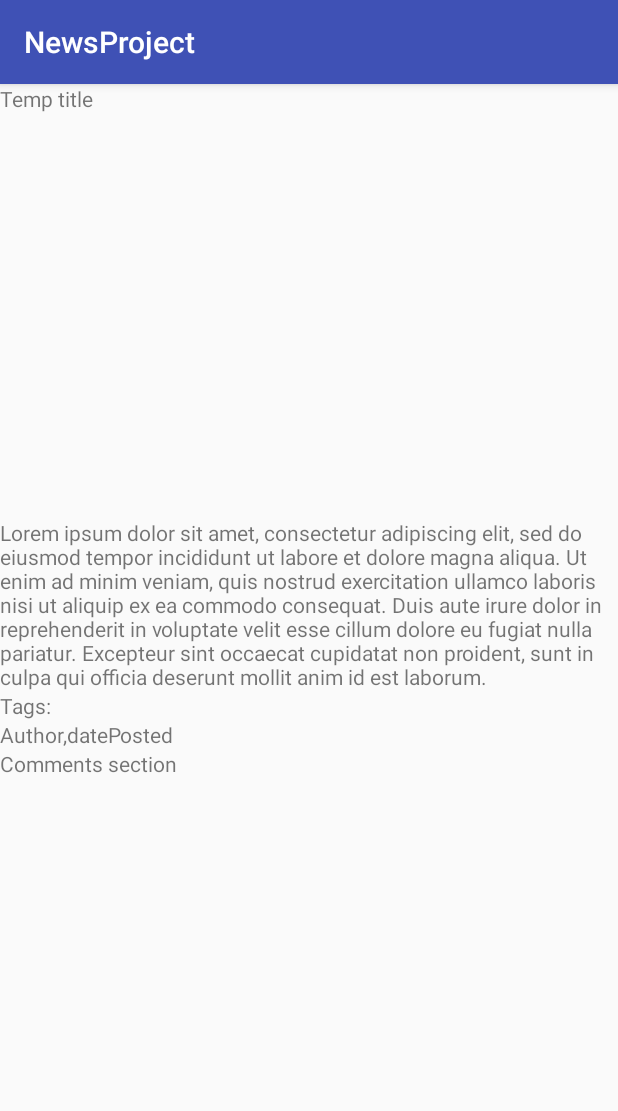
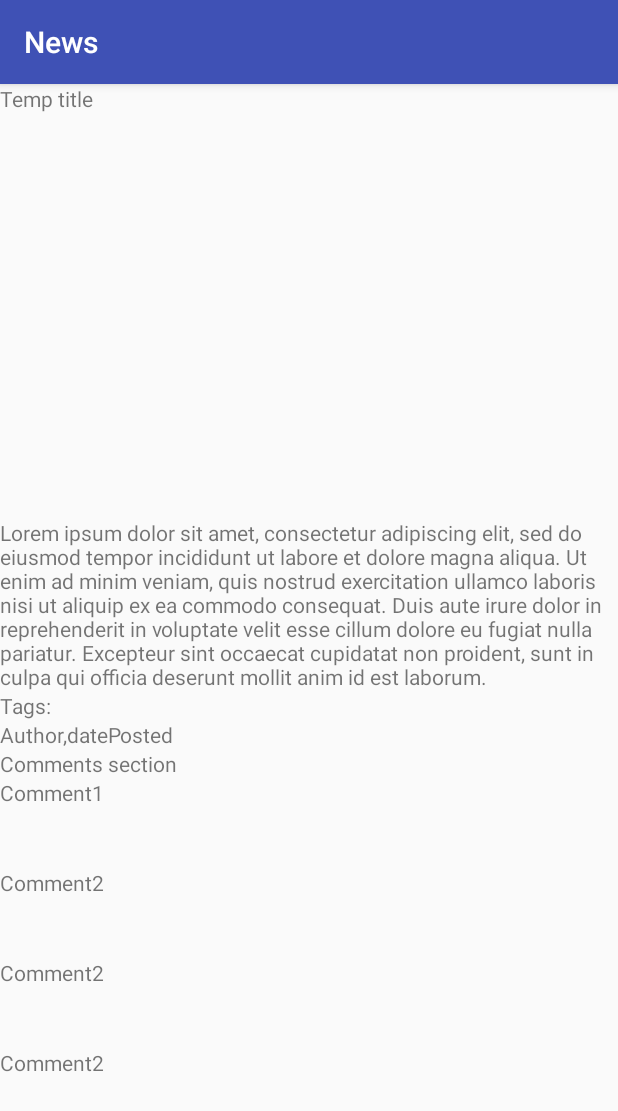
Before and after one commit to milospavicic/NewsProject, an Android app: the ReadPostActivity screen opened directly, with no data from a screen before it, on a phone screen of 412 x 824 dp. Shown: the top 1111 px of the screen. Run offline under Robolectric (Android 15) with nearby library versions, the phone set to English and light mode, and no system bars.

Commit message:
Preferences.xml and small changes on layouts

```diff
--- a/app/src/main/java/com/example/korisnik/newsproject/SettingsActivity.java
+++ b/app/src/main/java/com/example/korisnik/newsproject/SettingsActivity.java
@@ -1,13 +1,14 @@
 package com.example.korisnik.newsproject;
 
+import android.preference.PreferenceActivity;
 import android.support.v7.app.AppCompatActivity;
 import android.os.Bundle;
 
-public class SettingsActivity extends AppCompatActivity {
+public class SettingsActivity extends PreferenceActivity {
 
     @Override
     protected void onCreate(Bundle savedInstanceState) {
         super.onCreate(savedInstanceState);
-        setContentView(R.layout.activity_settings);
+        addPreferencesFromResource(R.xml.preferences);
     }
 }
--- a/app/src/main/res/layout/activity_create_post.xml
+++ b/app/src/main/res/layout/activity_create_post.xml
@@ -12,20 +12,20 @@
         android:id="@+id/titleET"
         android:layout_width="match_parent"
         android:layout_height="wrap_content"
-        android:text="Title"/>
+        android:hint="Title"/>
 
 
     <EditText
         android:id="@+id/descriptionET"
         android:layout_width="match_parent"
         android:layout_height="wrap_content"
-        android:text="Description"/>
+        android:hint="Description"/>
 
     <EditText
         android:id="@+id/tagsET"
         android:layout_width="match_parent"
         android:layout_height="wrap_content"
-        android:text="Tags"/>
+        android:hint="Tags"/>
 
 
     <RelativeLayout
--- a/app/src/main/res/layout/activity_login.xml
+++ b/app/src/main/res/layout/activity_login.xml
@@ -12,14 +12,14 @@
         android:id="@+id/usernameText"
         android:layout_width="250dp"
         android:layout_height="wrap_content"
-        android:text="Username"/>
+        android:hint="Username"/>
 
     <EditText
         android:id="@+id/passwordText"
         android:layout_width="250dp"
         android:layout_height="wrap_content"
         android:inputType="textPassword"
-        android:text="Password"/>
+        android:hint="Password"/>
 
     <Button
         android:id="@+id/button4"
@@ -27,7 +27,7 @@
         android:layout_height="wrap_content"
         android:layout_marginEnd="128dp"
         android:onClick="btnPostActivity"
-        android:text="Login"
+        android:hint="Login"
         app:layout_constraintBottom_toTopOf="@+id/textView"
         app:layout_constraintEnd_toEndOf="parent" />
 </LinearLayout>
--- a/app/src/main/res/layout/activity_read_post.xml
+++ b/app/src/main/res/layout/activity_read_post.xml
@@ -1,4 +1,8 @@
 <?xml version="1.0" encoding="utf-8"?>
+<ScrollView
+    xmlns:android="http://schemas.android.com/apk/res/android"
+    android:layout_width="fill_parent"
+    android:layout_height="fill_parent">
     <LinearLayout xmlns:android="http://schemas.android.com/apk/res/android"
         xmlns:app="http://schemas.android.com/apk/res-auto"
         xmlns:tools="http://schemas.android.com/tools"
@@ -11,6 +15,7 @@
             android:layout_width="match_parent"
             android:layout_height="wrap_content"
             android:text="Temp title"/>
+
         <ImageView
             android:layout_width="match_parent"
             android:layout_height="270dp"/>
@@ -33,4 +38,23 @@
             android:layout_height="wrap_content"
             android:text="Comments section"/>
 
+        <TextView
+            android:layout_width="match_parent"
+            android:layout_height="60dp"
+            android:text="Comment1"/>
+
+        <TextView
+            android:layout_width="match_parent"
+            android:layout_height="60dp"
+            android:text="Comment2"/>
+        <TextView
+            android:layout_width="match_parent"
+            android:layout_height="60dp"
+            android:text="Comment2"/>
+        <TextView
+            android:layout_width="match_parent"
+            android:layout_height="60dp"
+            android:text="Comment2"/>
+
     </LinearLayout>
+</ScrollView>
--- a/app/src/main/res/values/strings.xml
+++ b/app/src/main/res/values/strings.xml
@@ -1,3 +1,3 @@
 <resources>
-    <string name="app_name">NewsProject</string>
+    <string name="app_name">News</string>
 </resources>
--- /dev/null
+++ b/app/src/main/res/xml/preferences.xml
@@ -0,0 +1,6 @@
+<?xml version="1.0" encoding="utf-8"?>
+<PreferenceScreen xmlns:android="http://schemas.android.com/apk/res/android">
+    <CheckBoxPreference
+        android:checked="true"
+        android:summary="First option" />
+</PreferenceScreen>
```
Lines whose indentation alone changed are shown as unchanged.
